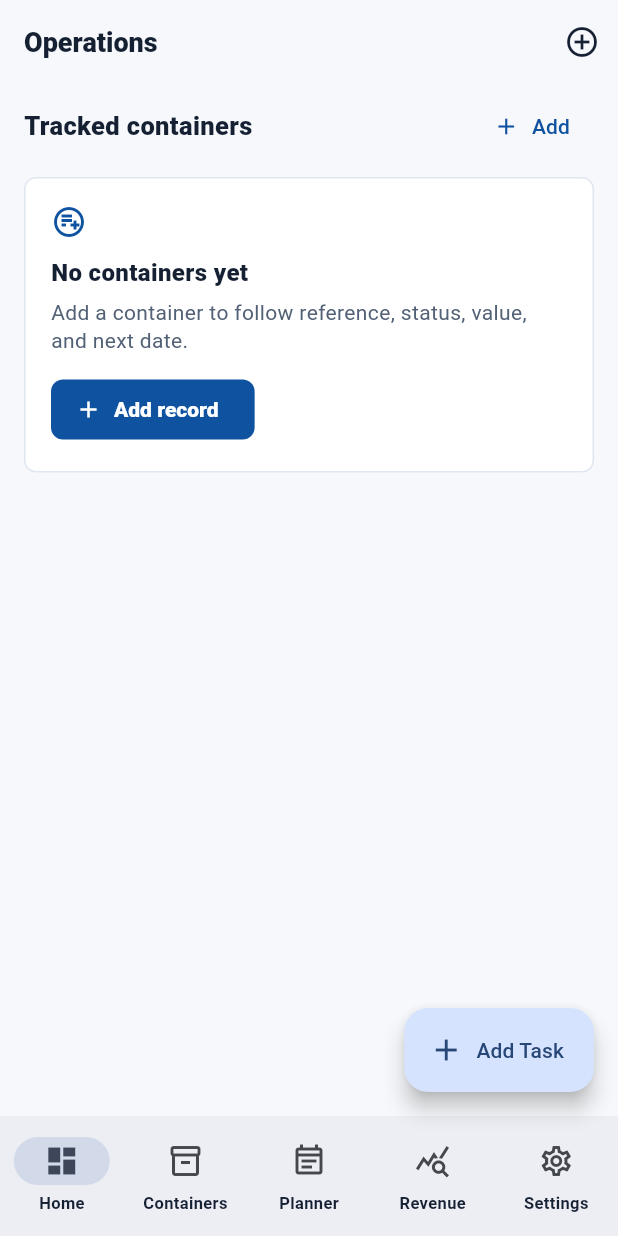
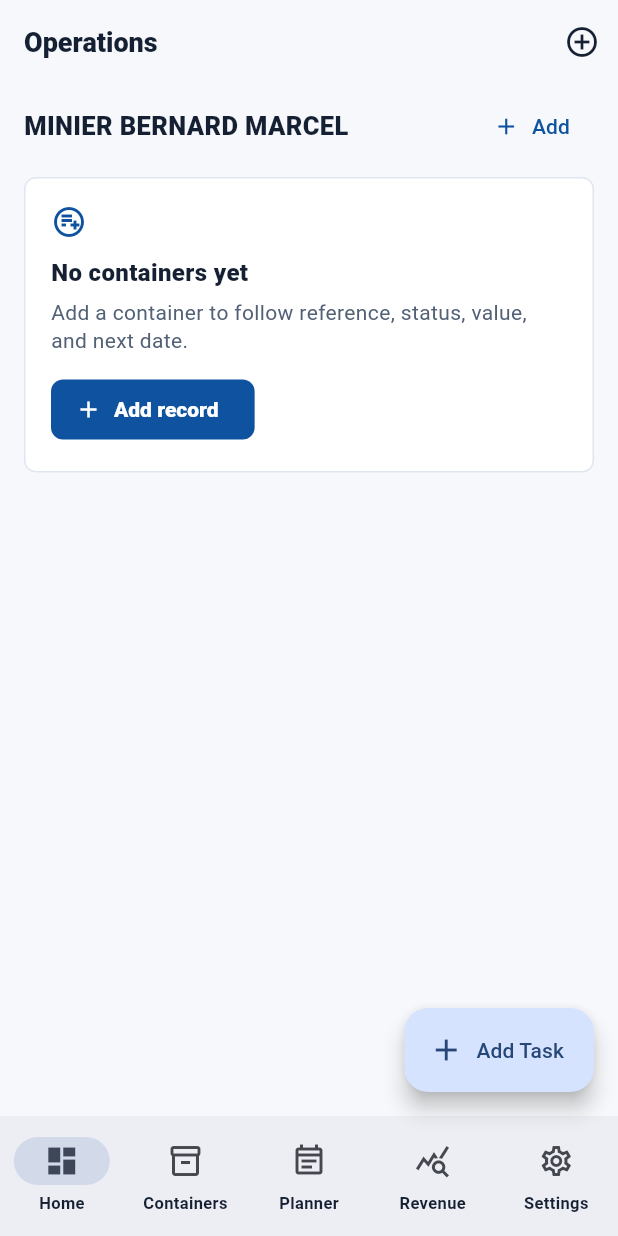
Before and after one commit to EOOrga/68d9d1201299230338f676bc, a Flutter app: the screen it shows after launch, swiped to page 2, on a phone screen of 412 x 824 dp. Run offline on Flutter 3.47's test engine with Material 3 defaults, Android fonts, the phone set to English and light mode, and no system bars.

```diff
--- a/lib/main.dart
+++ b/lib/main.dart
@@ -542,7 +542,7 @@ class _OperationsShellState extends State<OperationsShell> {
             onOpenTab: _goToTab,
           ),
           RecordsTab(
-            title: 'Tracked containers',
+            title: 'MINIER BERNARD MARCEL',
             emptyTitle: 'No containers yet',
             emptySubtitle:
                 'Add a container to follow reference, status, value, and next date.',
--- a/pubspec.yaml
+++ b/pubspec.yaml
@@ -1,4 +1,4 @@
-name: minier_bernard_marcel
+name: bocayo
 description: Offline operations management for containers, tasks, revenue, and reservations.
 publish_to: 'none'
 version: 1.0.0+1
@@ -25,6 +25,8 @@ flutter_launcher_icons:
   android: true
   ios: false
   image_path: docs/icon.png
+  adaptive_icon_foreground: docs/icon.png
+  adaptive_icon_background: "#E08600"
   min_sdk_android: 23
   web:
     generate: true
```
Also changed, not shown: docs/icon.png, 11 other files.
